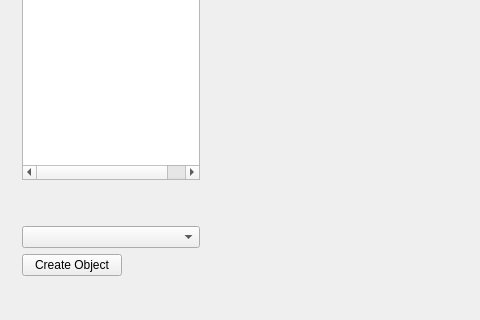
Qt form mainwindow.ui (NotBjoggisAtAll/Tomato-Engine) before a commit; both pictures show x 0 to 480 and y 438 to 758 of the 1521 by 758 pixel window.
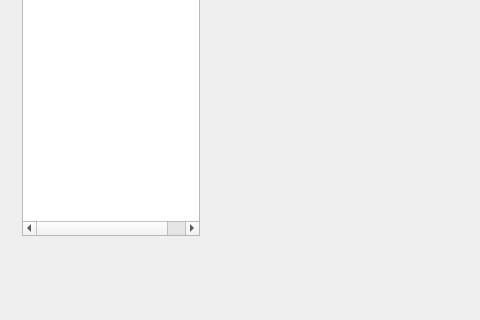
The same form after that commit.

Commit message:
Parenting shows in UI
Removed a button and a dropdown from UI

Patch:
```diff
--- a/mainwindow.ui
+++ b/mainwindow.ui
@@ -63,25 +63,6 @@
             </property>
            </spacer>
           </item>
-          <item>
-           <widget class="QComboBox" name="listOfCreateableObjects"/>
-          </item>
-          <item>
-           <widget class="QPushButton" name="createObjectButton">
-            <property name="maximumSize">
-             <size>
-              <width>100</width>
-              <height>16777215</height>
-             </size>
-            </property>
-            <property name="layoutDirection">
-             <enum>Qt::LeftToRight</enum>
-            </property>
-            <property name="text">
-             <string>Create Object</string>
-            </property>
-           </widget>
-          </item>
          </layout>
         </item>
        </layout>
```
The commit also changes 2 other files.
